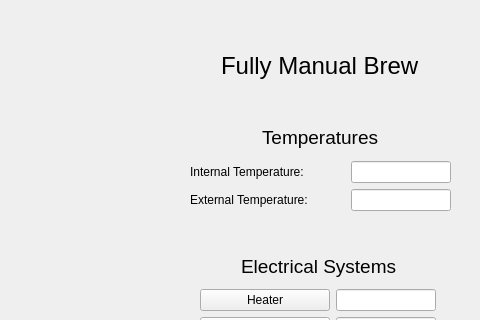
Old version of the form Qt Designer UI/manual_brew_screen.ui in the repository christianvluu/Automatic-Coffee-Brewer; both pictures show x 0 to 480 and y 0 to 320 of the 640 by 468 pixel window.
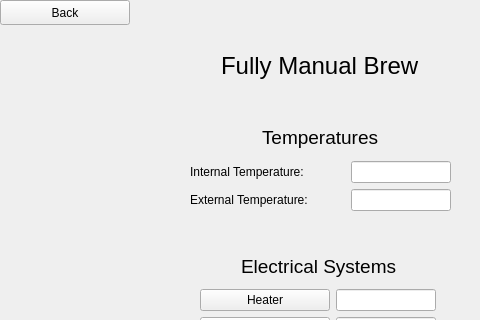
New version of the form.

Commit message: added back buttons, organizational changes, started SemiAutoBrew

```diff
--- a/Qt Designer UI/manual_brew_screen.ui
+++ b/Qt Designer UI/manual_brew_screen.ui
@@ -302,6 +302,34 @@
      </item>
     </layout>
    </widget>
+   <widget class="QPushButton" name="backButton">
+    <property name="geometry">
+     <rect>
+      <x>0</x>
+      <y>0</y>
+      <width>130</width>
+      <height>25</height>
+     </rect>
+    </property>
+    <property name="minimumSize">
+     <size>
+      <width>130</width>
+      <height>0</height>
+     </size>
+    </property>
+    <property name="maximumSize">
+     <size>
+      <width>130</width>
+      <height>16777215</height>
+     </size>
+    </property>
+    <property name="text">
+     <string>Back</string>
+    </property>
+    <property name="checkable">
+     <bool>false</bool>
+    </property>
+   </widget>
   </widget>
   <widget class="QMenuBar" name="menubar">
    <property name="geometry">
```
The commit also changes 6 other files.
